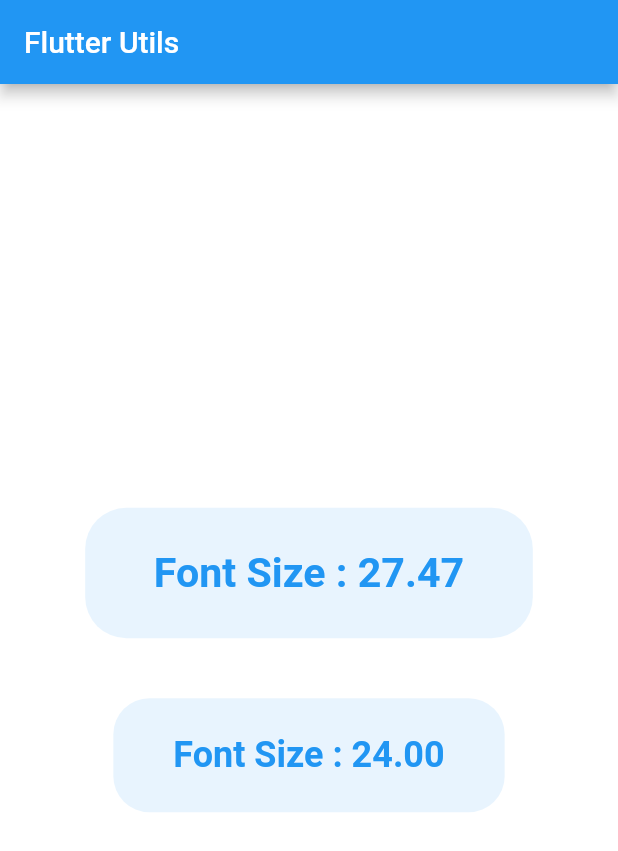
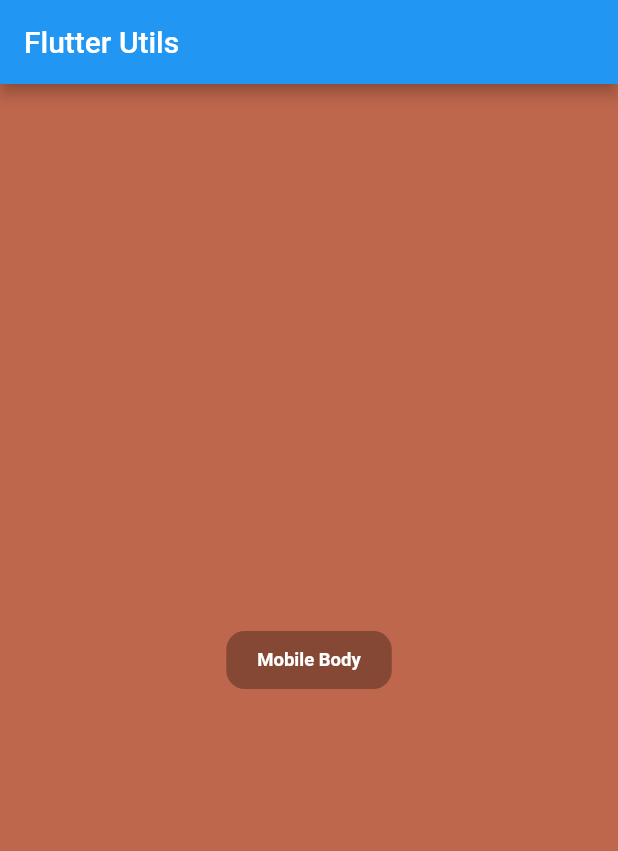
Before and after one commit to Mohiuddin655-DEV/flutter_utils, a Flutter app: the screen it shows after launch, on a phone screen of 412 x 824 dp. Shown: the top 851 px of the screen. Run offline on Flutter 3.47's test engine with Material 2 defaults, Android fonts, the light colour scheme and no system bars.

Commit message:
screen_config - v1.0.0

```diff
--- /dev/null
+++ b/lib/core/utils/device.dart
@@ -0,0 +1,37 @@
+import 'dart:ui';
+
+class Device extends Size {
+  final String name;
+
+  const Device({
+    required double x,
+    required double y,
+    this.name = 'Unknown',
+  }) : super(x, y);
+
+  @override
+  double get width => super.width * 100;
+
+  @override
+  double get height => super.height * 100;
+
+  double rationalWidth(double cx) {
+    return cx * aspectRatio;
+  }
+
+  double rationalHeight(double cy) {
+    return cy * aspectRatio;
+  }
+
+  double ratioX(double cx) {
+    return rationalWidth(cx) / 100;
+  }
+
+  double ratioY(double cy) {
+    return rationalHeight(cy) / 100;
+  }
+
+  double ratio(double cx, double cy) {
+    return Size(cx, cy).aspectRatio;
+  }
+}
--- /dev/null
+++ b/lib/core/utils/device_config.dart
@@ -0,0 +1,51 @@
+import 'device_info.dart';
+import 'device.dart';
+
+class ScreenConfig {
+  final Device mobile, tab, laptop, desktop;
+
+  const ScreenConfig({
+    this.mobile = const Device(
+      x: DeviceInfo.mobileX,
+      y: DeviceInfo.mobileY,
+      name: 'Mobile',
+    ),
+    this.tab = const Device(
+      x: DeviceInfo.tabX,
+      y: DeviceInfo.tabY,
+      name: 'Tab',
+    ),
+    this.laptop = const Device(
+      x: DeviceInfo.laptopX,
+      y: DeviceInfo.laptopY,
+      name: 'Laptop',
+    ),
+    this.desktop = const Device(
+      x: DeviceInfo.desktopX,
+      y: DeviceInfo.desktopY,
+      name: 'Desktop',
+    ),
+  });
+
+  bool isMobile(double cx, double cy) {
+    return isDevice(mobile, cx, cy);
+  }
+
+  bool isTab(double cx, double cy) {
+    return isDevice(tab, cx, cy);
+  }
+
+  bool isLaptop(double cx, double cy) {
+    return isDevice(laptop, cx, cy);
+  }
+
+  bool isDesktop(double cx, double cy) {
+    return isDevice(desktop, cx, cy);
+  }
+
+  bool isDevice(Device device, double cx, double cy){
+    final x = device.aspectRatio;   print('\n${device.name}\t => X : ${x.toStringAsFixed(2)}');
+    final y = device.ratio(cx, cy); print('${device.name}\t => Y : ${y.toStringAsFixed(2)}');
+    return x > y;
+  }
+}
--- /dev/null
+++ b/lib/core/utils/device_info.dart
@@ -0,0 +1,13 @@
+class DeviceInfo {
+  // Dimensions of X
+  static const double mobileX = 9;
+  static const double tabX = 1;
+  static const double laptopX = 16;
+  static const double desktopX = 16;
+
+  // Dimensions of Y
+  static const double mobileY = 16;
+  static const double tabY = 1;
+  static const double laptopY = 9;
+  static const double desktopY = 6;
+}
--- a/lib/core/utils/size_config.dart
+++ b/lib/core/utils/size_config.dart
@@ -1,10 +1,12 @@
 import 'package:flutter/cupertino.dart';
 
+import 'device_info.dart';
+
 class SizeConfig {
-  final int _resMobile = 480; //320 << 480
-  final int _resPad = 768; //481 << 768
-  final int _resLaptop = 1024; //769 << 1024
-  final int _resDesktop = 1200; //1025 << 1200
+  final double _resMobile = DeviceInfo.mobileX; //320 << 480
+  final double _resPad = DeviceInfo.tabX; //481 << 768
+  final double _resLaptop = DeviceInfo.laptopX; //769 << 1024
+  final double _resDesktop = DeviceInfo.desktopX; //1025 << 1200
 
   late Size mSize;
   late double mScreenWidth;
@@ -25,8 +27,7 @@
     _detectedSpace = isScreenDetected ? _suggestedSpace() : mScreenWidth;
   }
 
-  static SizeConfig of(BuildContext context,
-      {bool isScreenDetected = false}) {
+  static SizeConfig of(BuildContext context, {bool isScreenDetected = false}) {
     return SizeConfig(context, isScreenDetected);
   }
 
@@ -42,11 +43,7 @@
     return totalSize / dividedLength;
   }
 
-  double fontSize(double initialSize) {
-    final x = initialSize / _screenVariant();
-    final v = x < 0 ? 1.0 : x;
-    return percentageSize(_detectedPixel, v);
-  }
+  double fontSize(double initialSize) => pixel(initialSize);
 
   double pixel(double initialSize, {bool isScreenDetected = false}) {
     final x = initialSize / _screenVariant();
--- /dev/null
+++ b/lib/core/widgets/responsive_layout.dart
@@ -0,0 +1,45 @@
+import 'package:flutter/material.dart';
+
+import '../utils/device_config.dart';
+
+class ResponsiveLayout extends StatelessWidget {
+  final ScreenConfig config;
+
+  final Widget mobileBody;
+  final Widget desktopBody;
+  final Widget? tabBody;
+  final Widget? laptopBody;
+  final Widget? tvBody;
+
+  const ResponsiveLayout({
+    Key? key,
+    required this.mobileBody,
+    required this.desktopBody,
+    this.tabBody,
+    this.laptopBody,
+    this.tvBody,
+    this.config = const ScreenConfig(),
+  }) : super(key: key);
+
+  @override
+  Widget build(BuildContext context) {
+    return LayoutBuilder(
+      builder: (context, constraints) {
+        final cx = constraints.maxWidth;
+        final cy = constraints.maxHeight;
+
+        if (config.isMobile(cx, cy)) {
+          return mobileBody;
+        } else if (config.isTab(cx, cy)) {
+          return tabBody ?? mobileBody;
+        } else if (config.isLaptop(cx, cy)) {
+          return laptopBody ?? desktopBody;
+        } else if (config.isDesktop(cx, cy)) {
+          return desktopBody;
+        } else {
+          return tvBody ?? desktopBody;
+        }
+      },
+    );
+  }
+}
--- a/lib/main.dart
+++ b/lib/main.dart
@@ -1,5 +1,8 @@
 import 'package:flutter/material.dart';
-import 'package:flutter_utils/core/utils/size_config.dart';
+import 'package:flutter_utils/core/utils/device.dart';
+import 'package:flutter_utils/core/utils/device_config.dart';
+import 'package:flutter_utils/core/widgets/responsive_layout.dart';
+import 'package:flutter_utils/presentation/pages/responsive/mobile_body.dart';
 
 void main() {
   runApp(const MyApp());
@@ -29,75 +32,34 @@
       appBar: AppBar(
         title: const Text('Flutter Utils'),
       ),
-      body: Container(
-        width: double.infinity,
-        height: double.infinity,
-        color: Colors.white,
-        child: Column(
-          crossAxisAlignment: CrossAxisAlignment.center,
-          mainAxisAlignment: MainAxisAlignment.center,
-          children: const [
-            TextViewWithAppSizeConfig(),
-            SizedBox(height: 40),
-            TextViewWithoutAppSizeConfig(),
-          ],
+      body: ResponsiveLayout(
+        config: const ScreenConfig(
+          mobile: Device(x: 1, y: 1.5),
+          tab: Device(x: 1, y: 1),
+          laptop: Device(x: 1.5, y: 1),
+          desktop: Device(x: 2.5, y: 1),
+        ),
+        mobileBody: Body(
+          title: 'Mobile Body',
+          color: Colors.deepOrange.shade300,
+        ),
+        tabBody: Body(
+          title: 'Tab Body',
+          color: Colors.deepPurple.shade300,
+        ),
+        laptopBody: Body(
+          title: 'Laptop Body',
+          color: Colors.blue.shade300,
+        ),
+        desktopBody: Body(
+          title: 'Desktop Body',
+          color: Colors.deepPurple.shade300,
+        ),
+        tvBody: Body(
+          title: 'TV Body',
+          color: Colors.green.shade300,
         ),
       ),
     );
   }
 }
-
-class TextViewWithAppSizeConfig extends StatelessWidget {
-  const TextViewWithAppSizeConfig({Key? key}) : super(key: key);
-
-  @override
-  Widget build(BuildContext context) {
-    SizeConfig config = SizeConfig.of(context);
-    double fontSize = config.fontSize(24.00);
-    return Container(
-      padding: EdgeInsets.symmetric(
-        horizontal: config.space(40),
-        vertical: config.space(24),
-      ),
-      decoration: BoxDecoration(
-        color: Colors.blue.withOpacity(0.1),
-        borderRadius: BorderRadius.circular(config.pixel(24)),
-      ),
-      child: Text(
-        'Font Size : ${fontSize.toStringAsFixed(2)}',
-        style: TextStyle(
-          color: Colors.blue,
-          fontWeight: FontWeight.bold,
-          fontSize: config.fontSize(24),
-        ),
-      ),
-    );
-  }
-}
-
-class TextViewWithoutAppSizeConfig extends StatelessWidget {
-  const TextViewWithoutAppSizeConfig({Key? key}) : super(key: key);
-
-  @override
-  Widget build(BuildContext context) {
-    double fontSize = 24.00;
-    return Container(
-      padding: const EdgeInsets.symmetric(
-        horizontal: 40,
-        vertical: 24,
-      ),
-      decoration: BoxDecoration(
-        color: Colors.blue.withOpacity(0.1),
-        borderRadius: BorderRadius.circular(24),
-      ),
-      child: Text(
-        'Font Size : ${fontSize.toStringAsFixed(2)}',
-        style: TextStyle(
-          color: Colors.blue,
-          fontWeight: FontWeight.bold,
-          fontSize: fontSize,
-        ),
-      ),
-    );
-  }
-}
--- /dev/null
+++ b/lib/presentation/pages/responsive/desktop_body.dart
@@ -0,0 +1,12 @@
+import 'package:flutter/material.dart';
+
+class HomeDesktopBody extends StatelessWidget {
+  const HomeDesktopBody({Key? key}) : super(key: key);
+
+  @override
+  Widget build(BuildContext context) {
+    return Scaffold(
+      backgroundColor: Colors.green.shade300,
+    );
+  }
+}
--- /dev/null
+++ b/lib/presentation/pages/responsive/mobile_body.dart
@@ -0,0 +1,51 @@
+import 'package:flutter/material.dart';
+import 'package:flutter_utils/core/utils/size_config.dart';
+
+class Body extends StatelessWidget {
+  final String title;
+  final Color color;
+  final double width, height;
+
+  const Body({
+    Key? key,
+    required this.title,
+    this.color = Colors.white,
+    this.width = double.infinity,
+    this.height = double.infinity,
+  }) : super(key: key);
+
+  @override
+  Widget build(BuildContext context) {
+    final config = SizeConfig.of(context);
+    return Scaffold(
+      backgroundColor: color,
+      body: Center(
+        child: Container(
+          width: width,
+          height: height,
+          color: Colors.black.withOpacity(0.25),
+          child: Center(
+            child: Container(
+              padding: EdgeInsets.symmetric(
+                horizontal: config.space(40),
+                vertical: config.space(24),
+              ),
+              decoration: BoxDecoration(
+                color: Colors.black.withOpacity(0.3),
+                borderRadius: BorderRadius.circular(config.pixel(24)),
+              ),
+              child: Text(
+                title,
+                style: TextStyle(
+                  color: Colors.white,
+                  fontWeight: FontWeight.bold,
+                  fontSize: config.fontSize(24),
+                ),
+              ),
+            ),
+          ),
+        ),
+      ),
+    );
+  }
+}
--- /dev/null
+++ b/lib/presentation/pages/size_config/size_config_body.dart
@@ -0,0 +1,26 @@
+import 'package:flutter/material.dart';
+
+import 'text_view_with_app_size_config.dart';
+import 'text_view_without_app_size_config.dart';
+
+class SizeConfigBody extends StatelessWidget {
+  const SizeConfigBody({Key? key}) : super(key: key);
+
+  @override
+  Widget build(BuildContext context) {
+    return Container(
+      width: double.infinity,
+      height: double.infinity,
+      color: Colors.white,
+      child: Column(
+        crossAxisAlignment: CrossAxisAlignment.center,
+        mainAxisAlignment: MainAxisAlignment.center,
+        children: const [
+          TextViewWithAppSizeConfig(),
+          SizedBox(height: 40),
+          TextViewWithoutAppSizeConfig(),
+        ],
+      ),
+    );
+  }
+}
--- /dev/null
+++ b/lib/presentation/pages/size_config/text_view_with_app_size_config.dart
@@ -0,0 +1,31 @@
+import 'package:flutter/material.dart';
+
+import '../../../core/utils/size_config.dart';
+
+class TextViewWithAppSizeConfig extends StatelessWidget {
+  const TextViewWithAppSizeConfig({Key? key}) : super(key: key);
+
+  @override
+  Widget build(BuildContext context) {
+    SizeConfig config = SizeConfig.of(context);
+    double fontSize = config.fontSize(24.00);
+    return Container(
+      padding: EdgeInsets.symmetric(
+        horizontal: config.space(40),
+        vertical: config.space(24),
+      ),
+      decoration: BoxDecoration(
+        color: Colors.blue.withOpacity(0.1),
+        borderRadius: BorderRadius.circular(config.pixel(24)),
+      ),
+      child: Text(
+        'Font Size : ${fontSize.toStringAsFixed(2)}',
+        style: TextStyle(
+          color: Colors.blue,
+          fontWeight: FontWeight.bold,
+          fontSize: config.fontSize(24),
+        ),
+      ),
+    );
+  }
+}
--- /dev/null
+++ b/lib/presentation/pages/size_config/text_view_without_app_size_config.dart
@@ -0,0 +1,28 @@
+import 'package:flutter/material.dart';
+
+class TextViewWithoutAppSizeConfig extends StatelessWidget {
+  const TextViewWithoutAppSizeConfig({Key? key}) : super(key: key);
+
+  @override
+  Widget build(BuildContext context) {
+    double fontSize = 24.00;
+    return Container(
+      padding: const EdgeInsets.symmetric(
+        horizontal: 40,
+        vertical: 24,
+      ),
+      decoration: BoxDecoration(
+        color: Colors.blue.withOpacity(0.1),
+        borderRadius: BorderRadius.circular(24),
+      ),
+      child: Text(
+        'Font Size : ${fontSize.toStringAsFixed(2)}',
+        style: TextStyle(
+          color: Colors.blue,
+          fontWeight: FontWeight.bold,
+          fontSize: fontSize,
+        ),
+      ),
+    );
+  }
+}
```
